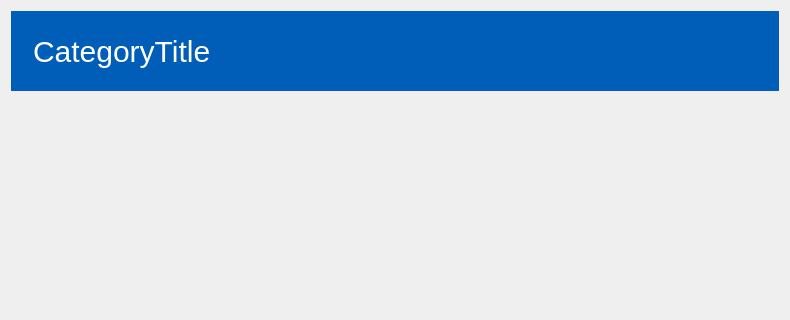
Old version of the form copyclare/ui/banner.ui in the repository MotionInput/Team14-CopyClare; both pictures show x 0 to 790 and y 0 to 320 of the 790 by 550 pixel window.
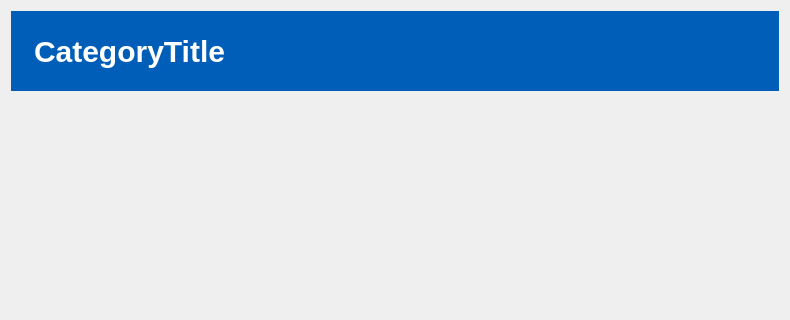
New version of the form.

What changed in the file:
```diff
--- a/copyclare/ui/banner.ui
+++ b/copyclare/ui/banner.ui
@@ -48,7 +48,10 @@
      </property>
      <property name="font">
       <font>
+       <family>Arial</family>
        <pointsize>-1</pointsize>
+       <weight>75</weight>
+       <bold>true</bold>
       </font>
      </property>
      <property name="styleSheet">
```
Left out of the diff: 4 changed lines with no effect on the pictures.
